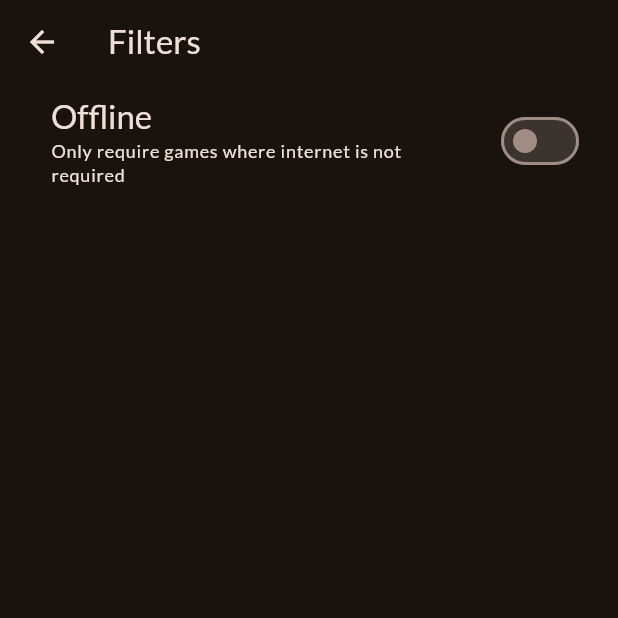
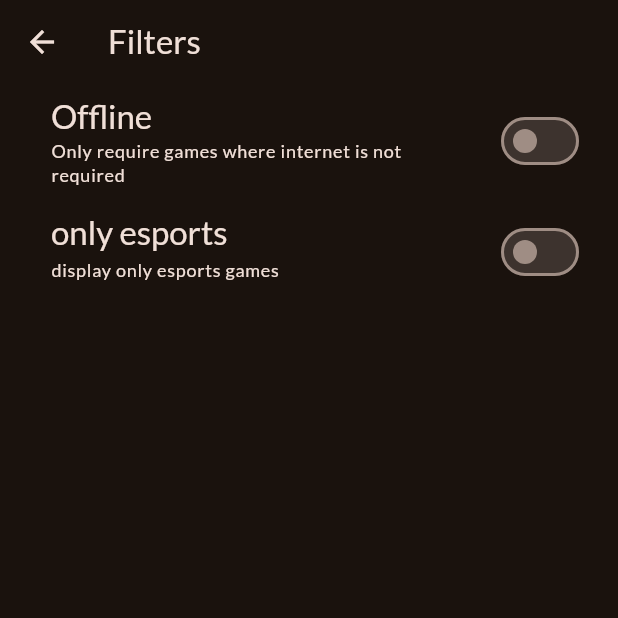
Before and after one commit to widejoy/my_video_game_list, a Flutter app: the FiltersScreen screen opened directly, after a tap on "Offline", on a phone screen of 412 x 824 dp, the top half of it. Run offline on Flutter 3.47's test engine with Material 2 defaults, Android fonts, the light colour scheme and no system bars; our stand-ins replace google_fonts, transparent_image.

Commit message:
added new filters

```diff
--- a/lib/screens/filters_screen.dart
+++ b/lib/screens/filters_screen.dart
@@ -1,4 +1,6 @@
 import 'package:flutter/material.dart';
+// import 'package:my_video_game_list/screens/tabs.dart';
+// import 'package:my_video_game_list/widgets/main_drawer.dart';
 
 class FiltersScreen extends StatefulWidget {
   const FiltersScreen({super.key});
@@ -10,20 +12,32 @@ class FiltersScreen extends StatefulWidget {
 }
 
 class _FilterScreen extends State<FiltersScreen> {
-
   @override
   Widget build(BuildContext context) {
-    bool _isoffline = false;
+    var  isoffline = false;
+    var isesports = false;
     return Scaffold(
       appBar: AppBar(
         title: const Text('Filters'),
       ),
+      // drawer: DrawerMain(
+      //   onSelectScreen: (identifier) {
+      //     Navigator.of(context).pop();
+      //     if (identifier == 'Library') {
+      //       Navigator.of(context).pushReplacement(
+      //         MaterialPageRoute(
+      //           builder: (context) => const Tabscreen(),
+      //         ),
+      //       );
+      //     }
+      //   },
+      // ),
       body: Column(
         children: [
           SwitchListTile(
-            value: _isoffline,
-            onChanged: (isof){
-              _isoffline = true;
+            value: isoffline,
+            onChanged: (isof) {
+              isoffline = true;
             },
             title: Text(
               'Offline',
@@ -38,7 +52,27 @@ class _FilterScreen extends State<FiltersScreen> {
                   ),
             ),
             activeColor: Theme.of(context).colorScheme.tertiary,
-            contentPadding: const EdgeInsets.only(left: 34,right: 22),
+            contentPadding: const EdgeInsets.only(left: 34, right: 22),
+          ),
+          SwitchListTile(
+            value: isesports,
+            onChanged: (isof) {
+              isesports = true;
+            },
+            title: Text(
+              'only esports',
+              style: Theme.of(context).textTheme.titleLarge!.copyWith(
+                    color: Theme.of(context).colorScheme.onBackground,
+                  ),
+            ),
+            subtitle: Text(
+              'display only esports games',
+              style: Theme.of(context).textTheme.labelMedium!.copyWith(
+                    color: Theme.of(context).colorScheme.onBackground,
+                  ),
+            ),
+            activeColor: Theme.of(context).colorScheme.tertiary,
+            contentPadding: const EdgeInsets.only(left: 34, right: 22),
           )
         ],
       ),
--- a/lib/screens/tabs.dart
+++ b/lib/screens/tabs.dart
@@ -57,7 +57,6 @@ class _Tabscreen extends State<Tabscreen> {
   void _setscreen(String i) {
     Navigator.of(context).pop();
     if (i == 'Filters') {
-
       Navigator.of(context).push(
         MaterialPageRoute(
           builder: (context) => const FiltersScreen(),
```
